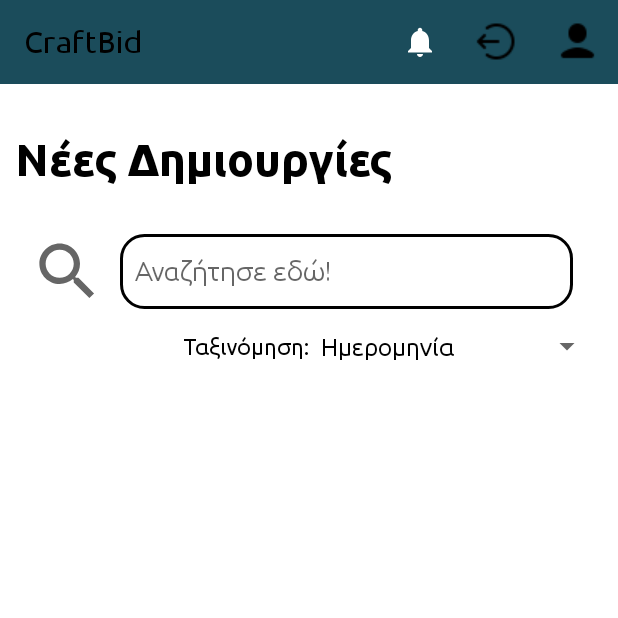
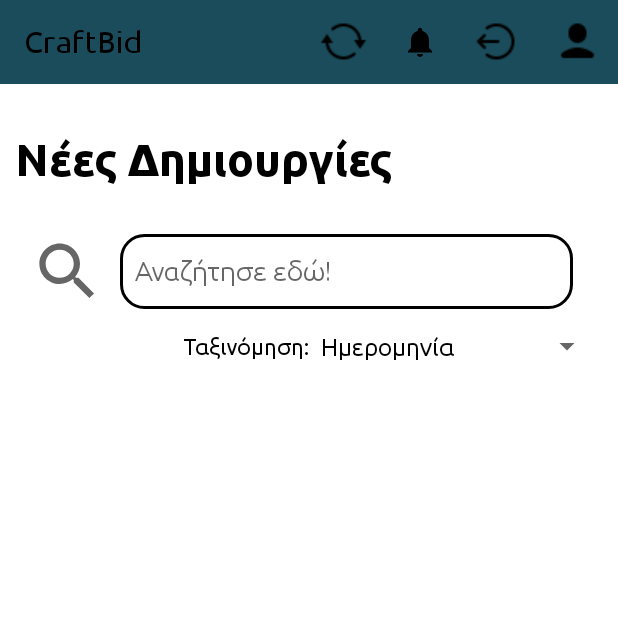
Before and after one commit to stelladk/CraftBid, an Android app: the MainActivity screen opened directly, with no data from a screen before it, on a phone screen of 412 x 824 dp, the top half of it. Run offline under Robolectric (Android 15) with nearby library versions, the phone set to English and light mode, and no system bars; libraries missing offline, so code that uses them is left out: com.stelladk.arclib; 5 statements that could not run were skipped.

Commit message:
PurchaseReward complete | Added photo placeholder and refresh button

```diff
--- a/AndroidApp/app/src/main/java/com/craftbid/craftbid/MainActivity.java
+++ b/AndroidApp/app/src/main/java/com/craftbid/craftbid/MainActivity.java
@@ -102,6 +102,10 @@ public class MainActivity extends AppCompatActivity implements TextView.OnEditor
                 break;
             case R.id.notif:
                 openNotifications();
+                break;
+            case R.id.refresh:
+                finish();
+                startActivity(getIntent());
                 break;
             default:
                 return super.onOptionsItemSelected(item);
--- a/AndroidApp/app/src/main/java/com/craftbid/craftbid/adapters/RewardsRecyclerAdapter.java
+++ b/AndroidApp/app/src/main/java/com/craftbid/craftbid/adapters/RewardsRecyclerAdapter.java
@@ -108,7 +108,7 @@ public class RewardsRecyclerAdapter extends RecyclerView.Adapter<RewardsRecycler
                 if(PRIVATE_VIEW){
                     contextCreator.removeReward(i);
                 }else{
-                    contextCustomer.openPurchase(rewards.get(i).getId());
+                    contextCustomer.handlePurchase(i);
                 }
             }
         });
--- a/AndroidApp/app/src/main/res/drawable/ic_notifications.xml
+++ b/AndroidApp/app/src/main/res/drawable/ic_notifications.xml
@@ -3,8 +3,8 @@
     android:height="24dp"
     android:viewportWidth="24"
     android:viewportHeight="24"
-    android:tint="?attr/colorControlNormal">
+    android:tint="#000000">
   <path
-      android:fillColor="@android:color/black"
+      android:fillColor="#000000"
       android:pathData="M12,22c1.1,0 2,-0.9 2,-2h-4c0,1.1 0.89,2 2,2zM18,16v-5c0,-3.07 -1.64,-5.64 -4.5,-6.32L13.5,4c0,-0.83 -0.67,-1.5 -1.5,-1.5s-1.5,0.67 -1.5,1.5v0.68C7.63,5.36 6,7.92 6,11v5l-2,2v1h16v-1l-2,-2z"/>
 </vector>
--- a/AndroidApp/app/src/main/res/layout/activity_creator_profile.xml
+++ b/AndroidApp/app/src/main/res/layout/activity_creator_profile.xml
@@ -83,6 +83,7 @@
             android:layout_marginLeft="10dp"
             app:ArcType="inner"
             app:ArcRadius="75dp"
+            android:background="@drawable/profile_placeholder"
             android:contentDescription="@string/photo_profile"/>
 
         <LinearLayout
--- a/AndroidApp/app/src/main/res/layout/activity_customer_profile.xml
+++ b/AndroidApp/app/src/main/res/layout/activity_customer_profile.xml
@@ -44,6 +44,7 @@
                 android:layout_marginLeft="10dp"
                 app:ArcType="inner"
                 app:ArcRadius="75dp"
+                android:background="@drawable/profile_placeholder"
                 android:contentDescription="@string/photo_profile"/>
 
             <LinearLayout
--- a/AndroidApp/app/src/main/res/menu/appbarmenu.xml
+++ b/AndroidApp/app/src/main/res/menu/appbarmenu.xml
@@ -1,6 +1,12 @@
 <?xml version="1.0" encoding="utf-8"?>
 <menu xmlns:android="http://schemas.android.com/apk/res/android"
     xmlns:app="http://schemas.android.com/apk/res-auto">
+
+    <item android:id="@+id/refresh"
+        android:icon="@drawable/ic_refresh"
+        android:title="@string/refresh"
+        android:contentDescription="@string/refresh"
+        app:showAsAction="always"/>
 
     <item android:id="@+id/notif"
         android:icon="@drawable/ic_notifications"
@@ -9,20 +15,20 @@
         app:showAsAction="always"/>
 
     <item android:id="@+id/login"
-        android:icon="@drawable/login"
+        android:icon="@drawable/ic_login"
         android:title="@string/login"
         android:contentDescription="@string/login"
         app:showAsAction="always"/>
 
     <item android:id="@+id/logout"
-        android:icon="@drawable/logout"
+        android:icon="@drawable/ic_logout"
         android:title="@string/logout"
         android:contentDescription="@string/logout"
         app:showAsAction="always"/>
 
     <item
         android:id="@+id/profile"
-        android:icon="@drawable/profile"
+        android:icon="@drawable/ic_profile"
         android:title="@string/profile"
         android:contentDescription="@string/profile"
         app:showAsAction="always" />
--- a/AndroidApp/app/src/main/res/values/strings.xml
+++ b/AndroidApp/app/src/main/res/values/strings.xml
@@ -112,6 +112,7 @@
     <string name="contact_email">Email : </string>
     <string name="contact_creator_warning">Χρησιμοποιήστε τα παρακάτω για να επικοινωνήσετε. Αφού πατήσετε ΟΚ θα μεταφερθείτε στην οθόνη ειδοποιήσεων, και <b>δεν θα ξαναέχετε πρόσβαση</b> στα στοιχεία αυτά.</string>
     <string name="okay">ΟΚ</string>
+    <string name="refresh">Ανανέωση</string>
     <string-array name="sort_options">
         <item>Ημερομηνία</item>
         <item>Τιμή</item>
```
Also changed, not shown: AndroidApp/app/src/main/java/com/craftbid/craftbid/RewardsCustomerActivity.java (+76 -13 lines), AndroidApp/app/src/main/res/drawable-v24/ic_refresh.png (added), AndroidApp/app/src/main/res/drawable-v24/profile_placeholder.png (added), AndroidApp/app/src/main/res/drawable/ic_login.png (renamed from AndroidApp/app/src/main/res/drawable/login.png), AndroidApp/app/src/main/res/drawable/ic_logout.png (renamed from AndroidApp/app/src/main/res/drawable/logout.png), AndroidApp/app/src/main/res/drawable/ic_profile.png (renamed from AndroidApp/app/src/main/res/drawable/profile.png), AndroidApp/app/src/main/res/drawable/ic_signup.png (renamed from AndroidApp/app/src/main/res/drawable/signup.png).
